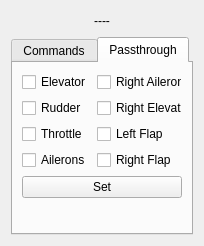
Qt form src/ui/UASControlParameters.ui (mavlink/qgroundcontrol) before a commit.
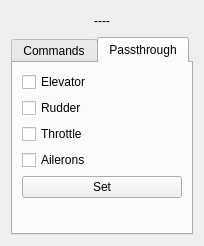
The same form after that commit. The open tabs and pages were chosen to show the change.

Commit message: Add button setHome to MapWidget

Diff of the .ui file:
```diff
--- a/src/ui/UASControlParameters.ui
+++ b/src/ui/UASControlParameters.ui
@@ -184,70 +184,34 @@
       </attribute>
       <layout class="QGridLayout" name="gridLayout_3">
        <item row="0" column="0">
-        <layout class="QHBoxLayout" name="horizontalLayout_6">
+        <layout class="QVBoxLayout" name="verticalLayout">
          <item>
-          <layout class="QVBoxLayout" name="verticalLayout_2">
-           <item>
-            <widget class="QCheckBox" name="cxElevator">
+          <widget class="QCheckBox" name="cxdle_c">
              <property name="text">
               <string>Elevator</string>
              </property>
             </widget>
            </item>
            <item>
-            <widget class="QCheckBox" name="cxRudder">
+          <widget class="QCheckBox" name="cxdr_c">
              <property name="text">
               <string>Rudder</string>
              </property>
             </widget>
            </item>
            <item>
-            <widget class="QCheckBox" name="cxThrottle">
+          <widget class="QCheckBox" name="cxdt_c">
              <property name="text">
               <string>Throttle</string>
              </property>
             </widget>
            </item>
            <item>
-            <widget class="QCheckBox" name="cxAilerons">
+          <widget class="QCheckBox" name="cxdla_c">
              <property name="text">
               <string>Ailerons</string>
              </property>
             </widget>
-           </item>
-          </layout>
-         </item>
-         <item>
-          <layout class="QVBoxLayout" name="verticalLayout">
-           <item>
-            <widget class="QCheckBox" name="cxRightAileron">
-             <property name="text">
-              <string>Right Aileron</string>
-             </property>
-            </widget>
-           </item>
-           <item>
-            <widget class="QCheckBox" name="cxRightElevator">
-             <property name="text">
-              <string>Right Elevator</string>
-             </property>
-            </widget>
-           </item>
-           <item>
-            <widget class="QCheckBox" name="cxLeftFlap">
-             <property name="text">
-              <string>Left Flap</string>
-             </property>
-            </widget>
-           </item>
-           <item>
-            <widget class="QCheckBox" name="cxRightFlap">
-             <property name="text">
-              <string>Right Flap</string>
-             </property>
-            </widget>
-           </item>
-          </layout>
          </item>
         </layout>
        </item>
```
Left out of the diff: 2 changed lines with no effect on the pictures. Lines whose indentation alone changed are shown as unchanged. The commit also changes 6 other files.
